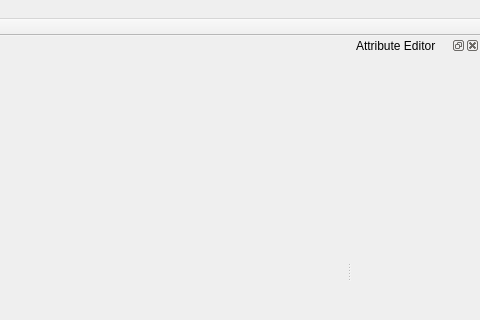
This is resources/forms/MainWindow.ui in ShenyaoKe/Kaguya as Qt 5 draws it before an edit; both pictures show x 211 to 691 and y 0 to 320 of the 691 by 528 pixel window. The edited form follows.
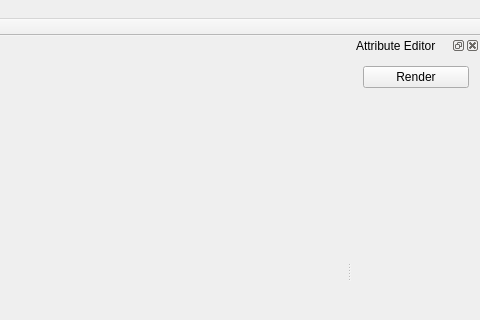
This is the edited form.

Diff of the .ui file:
```diff
--- a/resources/forms/MainWindow.ui
+++ b/resources/forms/MainWindow.ui
@@ -88,6 +88,13 @@
    </attribute>
    <widget class="QWidget" name="dockWidgetContents">
     <layout class="QVBoxLayout" name="verticalLayout">
+     <item>
+      <widget class="QPushButton" name="render_button">
+       <property name="text">
+        <string>Render</string>
+       </property>
+      </widget>
+     </item>
      <item>
       <spacer name="horizontalSpacer">
        <property name="orientation">
@@ -104,6 +111,19 @@
        </property>
       </spacer>
      </item>
+     <item>
+      <spacer name="verticalSpacer">
+       <property name="orientation">
+        <enum>Qt::Vertical</enum>
+       </property>
+       <property name="sizeHint" stdset="0">
+        <size>
+         <width>20</width>
+         <height>40</height>
+        </size>
+       </property>
+      </spacer>
+     </item>
     </layout>
    </widget>
   </widget>
```
Left out of the diff: 2 changed lines with no effect on the pictures.
